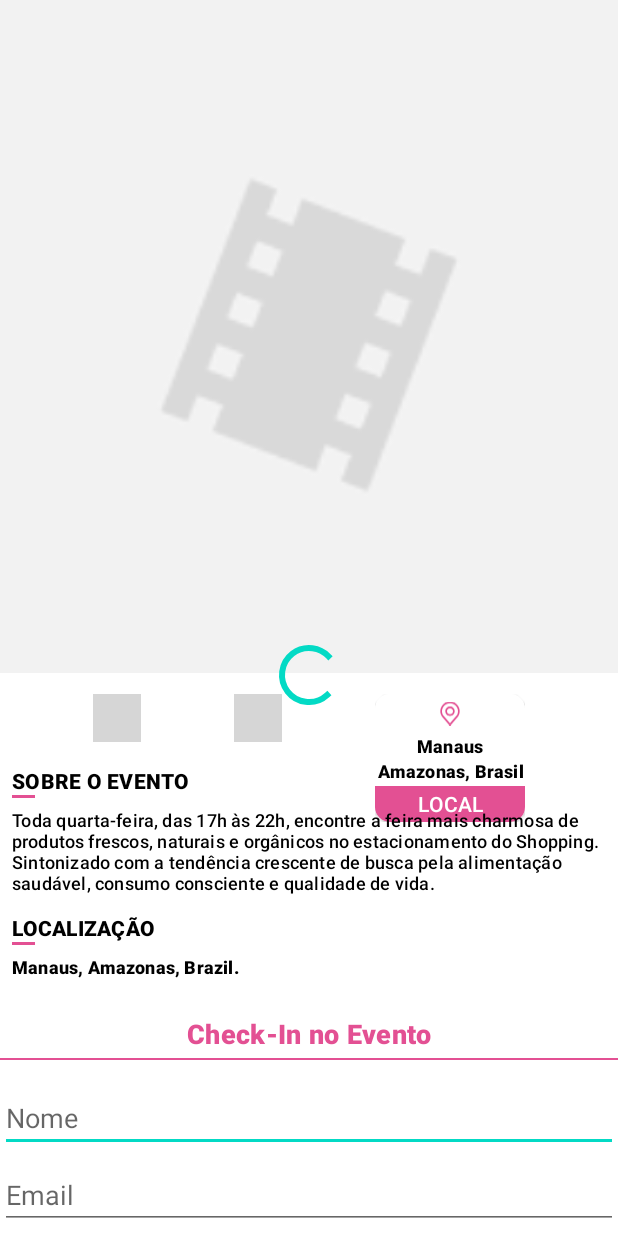
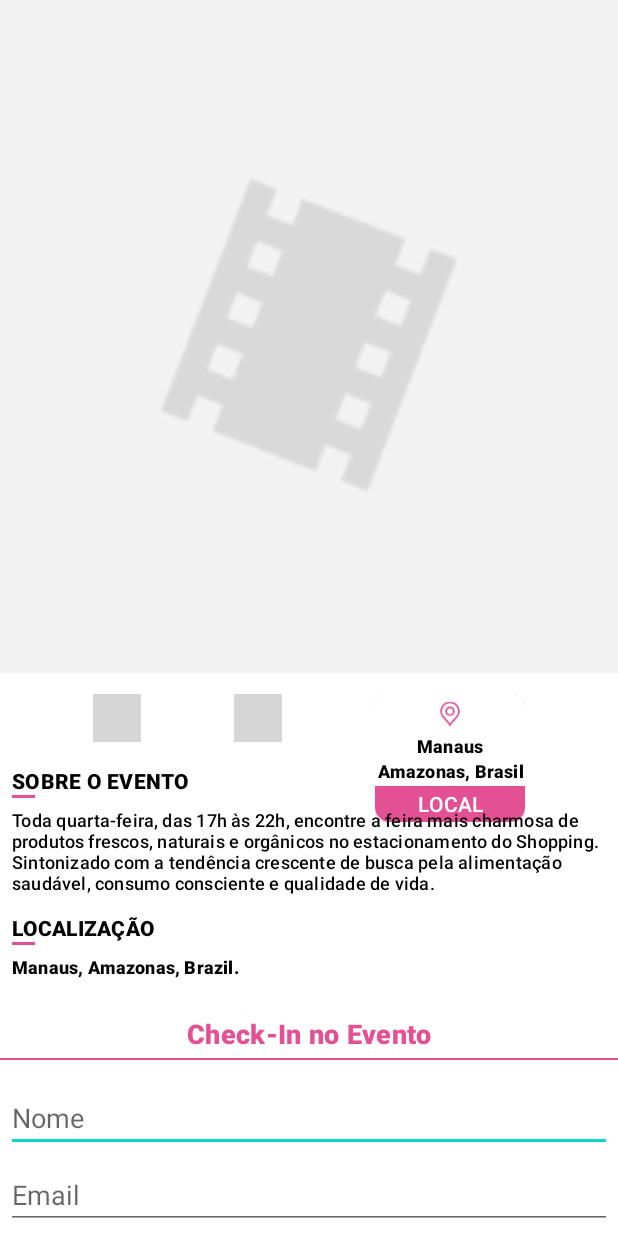
Before and after one commit to JonathanSouzaJFS/JFEventos, an Android app: the layout fragment_details.xml on its own in the app's theme, with its tools: preview values and no code run, on a phone screen of 412 x 824 dp. Run offline under Robolectric (Android 15) with nearby library versions, the phone set to English and light mode, and no system bars; grey boxes are pictures that could not be loaded.

Commit message:
Adding locale in DetailsFragment and bug-fix progressBar

```diff
--- a/app/src/main/java/br/com/jfeventos/utils/FunctionsExtension.kt
+++ b/app/src/main/java/br/com/jfeventos/utils/FunctionsExtension.kt
@@ -6,6 +6,7 @@ import android.net.ConnectivityManager
 import android.net.NetworkCapabilities
 import androidx.appcompat.app.AlertDialog
 import br.com.jfeventos.R
+import java.util.Locale
 
 fun hasInternet(context: Context?): Boolean {
     val connectivityManager =
@@ -49,3 +50,5 @@ fun AlertDialog.Builder.show(
     }
     return show()
 }
+
+fun getBrazilianLocation() = Locale("pt", "BR")
--- a/app/src/main/res/layout/component_resume_checkin.xml
+++ b/app/src/main/res/layout/component_resume_checkin.xml
@@ -36,17 +36,21 @@
             android:id="@+id/name"
             android:layout_width="match_parent"
             android:layout_height="wrap_content"
-            android:maxLines="1"
+            android:layout_marginStart="4dp"
             android:layout_marginTop="16dp"
-            android:hint="Nome" />
+            android:layout_marginEnd="4dp"
+            android:hint="Nome"
+            android:maxLines="1" />
 
         <com.google.android.material.textfield.TextInputEditText
             android:id="@+id/email"
             android:layout_width="match_parent"
             android:layout_height="wrap_content"
-            android:maxLines="1"
+            android:layout_marginStart="4dp"
             android:layout_marginTop="6dp"
-            android:hint="Email" />
+            android:layout_marginEnd="4dp"
+            android:hint="Email"
+            android:maxLines="1" />
 
         <TextView
             android:id="@+id/attributes_shipping_description"
@@ -68,6 +72,6 @@
         android:layout_width="match_parent"
         android:layout_height="50dp"
         android:layout_marginTop="8dp"
-        android:text="Realizar Check-In"
-        android:background="#E35093"/>
+        android:background="#E35093"
+        android:text="Realizar Check-In" />
 </LinearLayout>
--- a/app/src/main/res/layout/fragment_details.xml
+++ b/app/src/main/res/layout/fragment_details.xml
@@ -84,10 +84,12 @@
             android:layout_height="wrap_content"
             android:layout_marginStart="8dp"
             android:layout_marginTop="16dp"
+            android:layout_marginEnd="4dp"
             android:text="SOBRE O EVENTO"
             android:textAppearance="?attr/textAppearanceHeadline6"
             android:textColor="@color/colorBlack"
             android:textSize="14sp"
+
             android:textStyle="bold"
             app:layout_behavior="@string/appbar_scrolling_view_behavior"
             app:layout_constraintEnd_toEndOf="parent"
@@ -99,6 +101,8 @@
             android:layout_width="15dp"
             android:layout_height="2dp"
             android:layout_marginStart="8dp"
+
+            android:layout_marginEnd="4dp"
             android:background="#E35093"
             app:layout_constraintEnd_toEndOf="parent"
             app:layout_constraintHorizontal_bias="0.0"
@@ -111,9 +115,11 @@
             android:layout_height="wrap_content"
             android:layout_marginStart="8dp"
             android:layout_marginTop="6dp"
+            android:layout_marginEnd="4dp"
             android:text="Toda quarta-feira, das 17h às 22h, encontre a feira mais charmosa de produtos frescos, naturais e orgânicos no estacionamento do Shopping. Sintonizado com a tendência crescente de busca pela alimentação saudável, consumo consciente e qualidade de vida."
             android:textAppearance="?attr/textAppearanceHeadline6"
             android:textColor="@color/colorBlack"
+
             android:textSize="12sp"
             app:layout_constraintEnd_toEndOf="parent"
             app:layout_constraintStart_toStartOf="parent"
@@ -150,6 +156,7 @@
             android:layout_height="wrap_content"
             android:layout_marginStart="8dp"
             android:layout_marginTop="6dp"
+            android:layout_marginEnd="4dp"
             android:text="Manaus, Amazonas, Brazil."
             android:textAppearance="?attr/textAppearanceHeadline6"
             android:textColor="@color/colorBlack"
@@ -169,14 +176,24 @@
             app:layout_constraintStart_toStartOf="parent"
             app:layout_constraintTop_toBottomOf="@+id/eventInfoLocale" />
 
-        <ProgressBar
+
+        <RelativeLayout
             android:id="@+id/progressBar"
-            android:layout_width="wrap_content"
-            android:layout_height="wrap_content"
+            android:layout_width="match_parent"
+            android:layout_height="0dp"
+            android:background="#E35093"
+            android:visibility="gone"
             app:layout_constraintBottom_toBottomOf="parent"
             app:layout_constraintEnd_toEndOf="parent"
             app:layout_constraintStart_toStartOf="parent"
-            app:layout_constraintTop_toTopOf="parent" />
+            app:layout_constraintTop_toTopOf="parent">
+
+            <ProgressBar
+                android:layout_width="wrap_content"
+                android:layout_height="wrap_content"
+                android:layout_centerHorizontal="true"
+                android:layout_centerVertical="true" />
+        </RelativeLayout>
 
     </androidx.constraintlayout.widget.ConstraintLayout>
 </androidx.core.widget.NestedScrollView>
```
Also changed, not shown: app/src/main/java/br/com/jfeventos/ui/details/DetailsFragment.kt (+13 -6 lines), app/src/main/res/layout/fragment_home.xml (+15 -6 lines).
